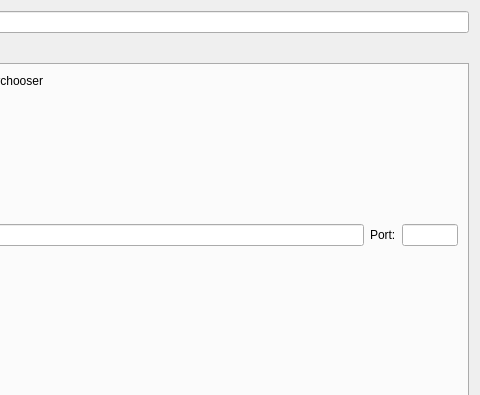
Qt form src/accountmodify.ui (psi-im/psi) before a commit; both pictures show x 544 to 1024 and y 0 to 395 of the 1024 by 800 pixel window.
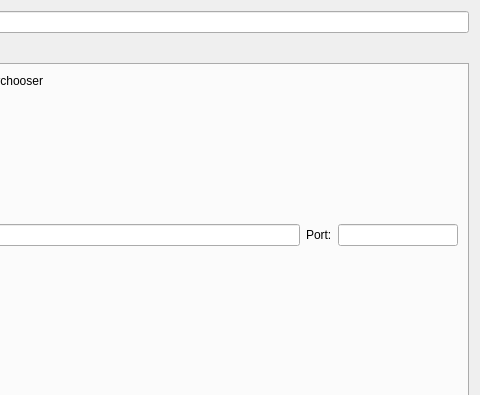
The same form after that commit. The open tabs and pages were chosen to show the change.

Commit message: accountmodify.ui: make port field bigger

```diff
--- a/src/accountmodify.ui
+++ b/src/accountmodify.ui
@@ -711,13 +711,13 @@
           <widget class="QLineEdit" name="le_port">
            <property name="minimumSize">
             <size>
-             <width>56</width>
+             <width>80</width>
              <height>0</height>
             </size>
            </property>
            <property name="maximumSize">
             <size>
-             <width>56</width>
+             <width>120</width>
              <height>32767</height>
             </size>
            </property>
```
